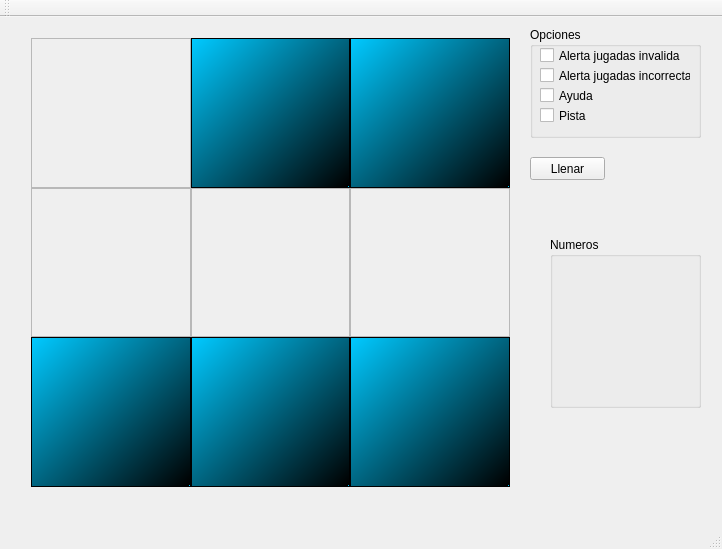
First picture: the form in sudoku/mainwindow.ui, repository mansrz/Sudoku, before the edit.
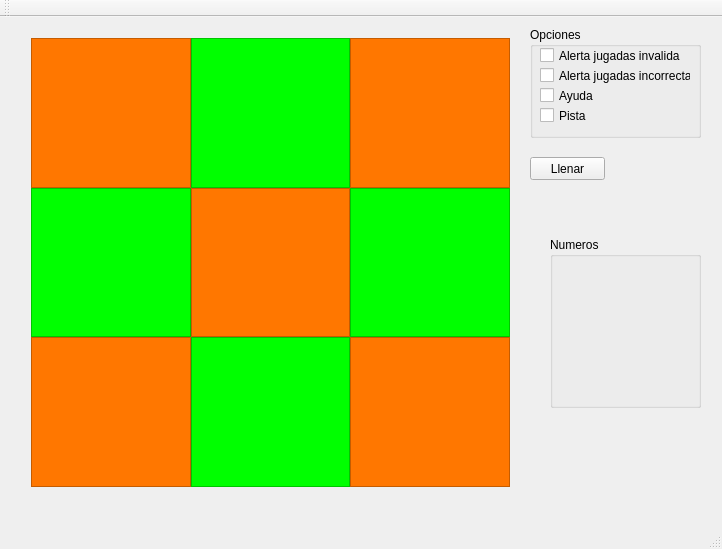
Second picture: the form after the edit.

Commit message:
Validacion con checkbox
El checkbox que alerta las jugadas invalidas se habilito. Cuando es una
jugada invalida el boton cambia de color.

The edit to the form file:
```diff
--- a/sudoku/mainwindow.ui
+++ b/sudoku/mainwindow.ui
@@ -30,7 +30,7 @@
      <item row="1" column="1">
       <widget class="QFrame" name="frameCuad5">
        <property name="styleSheet">
-        <string notr="true"/>
+        <string notr="true">background-color: rgb(255, 119, 0);</string>
        </property>
        <property name="frameShape">
         <enum>QFrame::StyledPanel</enum>
@@ -43,7 +43,7 @@
      <item row="1" column="0">
       <widget class="QFrame" name="frameCuad4">
        <property name="styleSheet">
-        <string notr="true"/>
+        <string notr="true">background-color: rgb(0, 255, 0);</string>
        </property>
        <property name="frameShape">
         <enum>QFrame::StyledPanel</enum>
@@ -56,7 +56,7 @@
      <item row="2" column="0">
       <widget class="QFrame" name="frameCuad7">
        <property name="styleSheet">
-        <string notr="true">background-color: qlineargradient(spread:repeat, x1:0, y1:0.017, x2:0.994136, y2:0.983, stop:0 rgba(0, 201, 255, 255), stop:1 rgba(0, 0, 0, 255));</string>
+        <string notr="true">background-color: rgb(255, 119, 0);</string>
        </property>
        <property name="frameShape">
         <enum>QFrame::StyledPanel</enum>
@@ -69,7 +69,7 @@
      <item row="0" column="2">
       <widget class="QFrame" name="frameCuad3">
        <property name="styleSheet">
-        <string notr="true">background-color: qlineargradient(spread:repeat, x1:0, y1:0.017, x2:0.994136, y2:0.983, stop:0 rgba(0, 201, 255, 255), stop:1 rgba(0, 0, 0, 255));</string>
+        <string notr="true">background-color: rgb(255, 119, 0);</string>
        </property>
        <property name="frameShape">
         <enum>QFrame::StyledPanel</enum>
@@ -82,7 +82,7 @@
      <item row="2" column="1">
       <widget class="QFrame" name="frameCuad8">
        <property name="styleSheet">
-        <string notr="true">background-color: qlineargradient(spread:repeat, x1:0, y1:0.017, x2:0.994136, y2:0.983, stop:0 rgba(0, 201, 255, 255), stop:1 rgba(0, 0, 0, 255));</string>
+        <string notr="true">background-color: rgb(0, 255, 0);</string>
        </property>
        <property name="frameShape">
         <enum>QFrame::StyledPanel</enum>
@@ -95,7 +95,7 @@
      <item row="1" column="2">
       <widget class="QFrame" name="frameCuad6">
        <property name="styleSheet">
-        <string notr="true"/>
+        <string notr="true">background-color: rgb(0, 255, 0);</string>
        </property>
        <property name="frameShape">
         <enum>QFrame::StyledPanel</enum>
@@ -108,7 +108,7 @@
      <item row="2" column="2">
       <widget class="QFrame" name="frameCuad9">
        <property name="styleSheet">
-        <string notr="true">background-color: qlineargradient(spread:repeat, x1:0, y1:0.017, x2:0.994136, y2:0.983, stop:0 rgba(0, 201, 255, 255), stop:1 rgba(0, 0, 0, 255));</string>
+        <string notr="true">background-color: rgb(255, 119, 0);</string>
        </property>
        <property name="frameShape">
         <enum>QFrame::StyledPanel</enum>
@@ -122,7 +122,7 @@
      <item row="0" column="1">
       <widget class="QFrame" name="frameCuad2">
        <property name="styleSheet">
-        <string notr="true">background-color: qlineargradient(spread:repeat, x1:0, y1:0.017, x2:0.994136, y2:0.983, stop:0 rgba(0, 201, 255, 255), stop:1 rgba(0, 0, 0, 255));</string>
+        <string notr="true">background-color: rgb(0, 255, 0);</string>
        </property>
        <property name="frameShape">
         <enum>QFrame::StyledPanel</enum>
@@ -135,7 +135,7 @@
      <item row="0" column="0">
       <widget class="QFrame" name="frameCuad1">
        <property name="styleSheet">
-        <string notr="true"/>
+        <string notr="true">background-color: rgb(255, 119, 0);</string>
        </property>
        <property name="frameShape">
         <enum>QFrame::StyledPanel</enum>
```
The commit also changes 4 other files.
